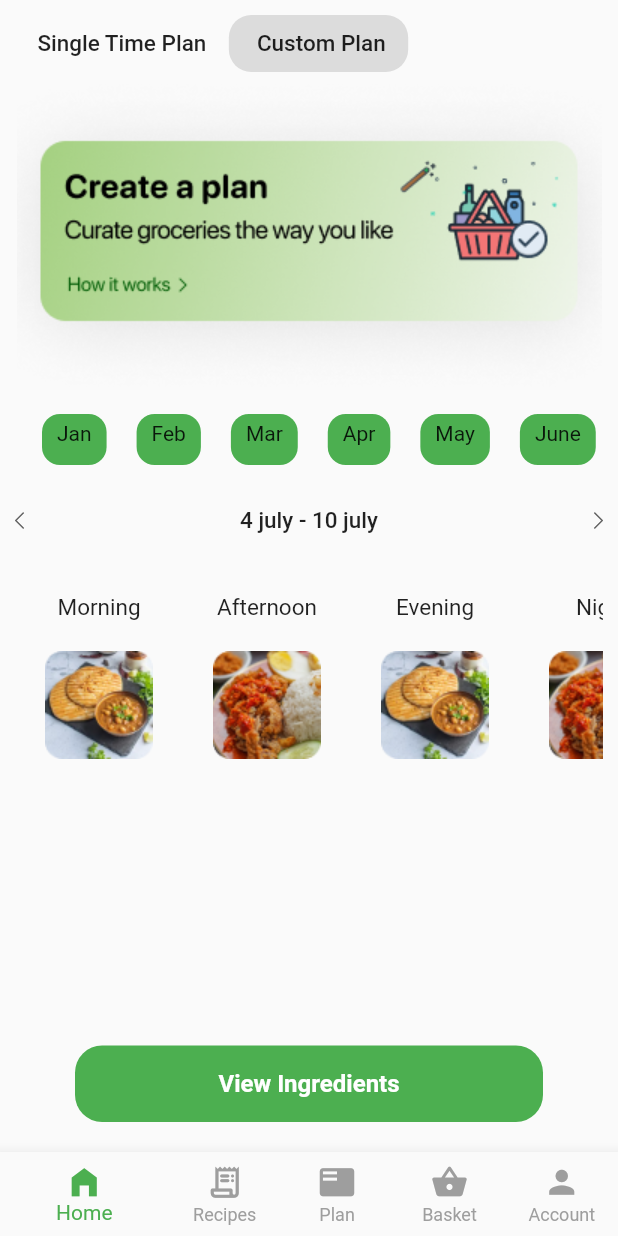
After one commit to Dharmeshkatariya/figmadesign, a Flutter app: the screen it shows after launch, after a tap on "Screen 8", on a phone screen of 412 x 824 dp. The commit adds this screen. Run offline on Flutter 3.47's test engine with Material 2 defaults, Android fonts, the phone set to English and light mode, and no system bars; our stand-ins replace carousel_slider, flutter_svg.

Commit message:
screen 8 design completed

```diff
--- a/lib/common.dart
+++ b/lib/common.dart
@@ -1,6 +1,7 @@
 import 'package:figmadesign/model/artdata.dart';
 import 'package:figmadesign/model/cardata.dart';
 import 'package:figmadesign/model/contactdata.dart';
+import 'package:figmadesign/model/monthdata.dart';
 import 'package:figmadesign/model/reviewdata.dart';
 import 'package:figmadesign/model/userdata.dart';
 import 'package:figmadesign/model/vegatable.dart';
@@ -215,4 +216,38 @@ class Common {
 
     return reviewList;
   }
+
+  List<Month> monthData(){
+    List<Month>  monthList = [];
+    var name = ["Jan","Feb","Mar","Apr","May","June","July","Aug","Sep","Oct","Nov","Dec"];
+    for(int i = 0 ;i<name.length;i++ ){
+      Month month = Month();
+      month.name = name[i];
+
+      monthList.add(month);
+    }
+    return monthList;
+  }
+
+  List<Month> weeklyData(){
+    List<Month> mList = [];
+    var tittle = ["monday 3, jan","tuesday 4,jan","wed 5 ,jan","Thursday 6 ,jan "];
+    var image = ["assets/screen8/icon/morning.png",
+      "assets/screen8/icon/af.png",
+      "assets/screen8/icon/morning.png",
+      "assets/screen8/icon/af.png",
+
+    ];
+    var day = ["Morning","Afternoon","Evening","Night"];
+
+    for(int i = 0 ; i<tittle.length;i++){
+      Month month = Month();
+      month.tittle = tittle[i];
+      month.day = day[i];
+      month.image = image[i];
+      mList.add(month);
+
+    }
+    return mList;
+  }
 }
--- a/lib/main.dart
+++ b/lib/main.dart
@@ -5,6 +5,7 @@ import 'package:figmadesign/screen4.dart';
 import 'package:figmadesign/screen5/screen5.dart';
 import 'package:figmadesign/screen6/screen6.dart';
 import 'package:figmadesign/screen7/reviewpage.dart';
+import 'package:figmadesign/screen8/screen8.dart';
 import 'package:flutter/material.dart';
 
 void main() {
@@ -95,7 +96,12 @@ class _MyHomePageState extends State<MyHomePage> {
                   MaterialPageRoute(builder: (context) => const ReviewPage()),
                 );
               }),
-              _customWidget(text: "Screen 8"),
+              _customWidget(text: "Screen 8",onTap: (){
+                Navigator.push(
+                  context,
+                  MaterialPageRoute(builder: (context) => const MultiPlane()),
+                );
+              }),
               _customWidget(text: "Screen 9"),
             ],
           ),
--- /dev/null
+++ b/lib/model/monthdata.dart
@@ -0,0 +1,8 @@
+class Month{
+  Month();
+  late String name;
+  late String tittle;
+  late String day;
+  late String image;
+
+}
--- /dev/null
+++ b/lib/screen8/screen8.dart
@@ -0,0 +1,184 @@
+import 'package:figmadesign/common.dart';
+import 'package:figmadesign/model/monthdata.dart';
+import 'package:flutter/material.dart';
+import 'package:flutter_svg/flutter_svg.dart';
+
+class MultiPlane extends StatefulWidget {
+  const MultiPlane({Key? key}) : super(key: key);
+
+  @override
+  State<MultiPlane> createState() => _MultiPlaneState();
+}
+
+class _MultiPlaneState extends State<MultiPlane> {
+  int selectedIndex = 0;
+
+  @override
+  void initState() {
+    // TODO: implement initState
+    mList = Common().monthData();
+    aList = Common().weeklyData();
+
+    super.initState();
+  }
+
+  List<Month> mList = [];
+  List<Month> aList = [];
+
+  @override
+  Widget build(BuildContext context) {
+    return Scaffold(
+      bottomNavigationBar: BottomNavigationBar(
+        showSelectedLabels: true,
+        selectedItemColor: Colors.green,
+        unselectedItemColor: Colors.grey,
+        currentIndex: selectedIndex,
+        //New
+        onTap: _onItemTapped,
+        iconSize: 25,
+        showUnselectedLabels: true,
+        items: const <BottomNavigationBarItem>[
+          BottomNavigationBarItem(
+            icon: Icon(Icons.home_filled),
+            label: 'Home',
+          ),
+          BottomNavigationBarItem(
+            icon: Icon(Icons.receipt_long_rounded),
+            label: 'Recipes',
+          ),
+          BottomNavigationBarItem(
+            icon: Icon(Icons.featured_play_list),
+            label: 'Plan',
+          ),
+          BottomNavigationBarItem(
+            icon: Icon(Icons.shopping_basket),
+            label: 'Basket',
+          ),
+          BottomNavigationBarItem(
+            icon: Icon(Icons.person),
+            label: 'Account',
+          ),
+        ],
+      ),
+      body: SafeArea(
+        child: Container(
+          padding: const EdgeInsets.symmetric(vertical: 10, horizontal: 10),
+          child: Column(
+            children: [
+              _planRow(),
+              Image.asset("assets/screen8/icon/plan.png"),
+              SizedBox(
+                height: 50,
+                child: ListView.builder(
+                    scrollDirection: Axis.horizontal,
+                    padding: const EdgeInsets.all(8),
+                    itemCount: mList.length,
+                    itemBuilder: (BuildContext context, int index) {
+                      return _monthList(index);
+                    }),
+              ),
+              const  SizedBox(height: 20,),
+              _dateRow(),
+             const  SizedBox(height: 20,),
+              Expanded(
+                child: ListView.builder(
+                    scrollDirection: Axis.horizontal,
+                    itemCount: aList.length,
+                    itemBuilder: (BuildContext context, int index) {
+                      return _listview(index);
+                    }),
+              ),
+              Common.customContainer(
+                color: Colors.green,
+                borderRadius: BorderRadius.circular(18),
+                padding:
+                    const EdgeInsets.symmetric(vertical: 16, horizontal: 10),
+                margin:
+                    const EdgeInsets.symmetric(vertical: 10, horizontal: 40),
+                child: Common.customText(
+                    text: "View Ingredients",
+                    fontWeight: FontWeight.w600,
+                    fontSize: 16,
+                    color: Colors.white),
+              ),
+            ],
+          ),
+        ),
+      ),
+    );
+  }
+  Widget _listview(int index) {
+    Month month = aList[index];
+    return Container(
+      padding: const EdgeInsets.symmetric(vertical: 10, horizontal: 10),
+      margin: const EdgeInsets.symmetric(vertical: 10, horizontal: 10),
+      child: Column(
+        children: [
+          Common.customText(
+              text: month.day, fontSize: 15, fontWeight: FontWeight.w400),
+         const  SizedBox(height: 20,),
+          Image.asset(month.image),
+        ],
+      ),
+    );
+  }
+
+  Widget _dateRow() {
+    return Row(
+      mainAxisAlignment: MainAxisAlignment.spaceBetween,
+      children: [
+        SvgPicture.asset("assets/screen8/icon/back.svg"),
+        Common.customText(
+            text: "4 july - 10 july",
+            fontWeight: FontWeight.w500,
+            fontSize: 15),
+        SvgPicture.asset("assets/screen8/icon/go.svg"),
+      ],
+    );
+  }
+
+  Widget _monthList(int index) {
+    Month month = mList[index];
+    return Container(
+      decoration: BoxDecoration(
+        color: Colors.green,
+        borderRadius: BorderRadius.circular(12),
+      ),
+      margin: const EdgeInsets.symmetric(horizontal: 10),
+      padding: const EdgeInsets.symmetric(vertical: 5, horizontal: 10),
+      child: Common.customText(text: month.name),
+    );
+  }
+
+  Widget _planRow() {
+    return Row(
+      children: [
+        Common.customContainer(
+          borderRadius: BorderRadius.circular(15),
+          padding: const EdgeInsets.symmetric(vertical: 10, horizontal: 15),
+          child: Common.customText(
+            text: "Single Time Plan",
+            fontSize: 15,
+            fontWeight: FontWeight.w500,
+          ),
+        ),
+        Common.customContainer(
+          color: Colors.black12,
+          borderRadius: BorderRadius.circular(15),
+          padding: const EdgeInsets.symmetric(vertical: 10, horizontal: 15),
+          child: Common.customText(
+            text: " Custom Plan",
+            fontSize: 15,
+            fontWeight: FontWeight.w500,
+          ),
+        ),
+      ],
+    );
+  }
+
+  _onItemTapped(int index) {
+    setState(() {
+      selectedIndex = index;
+    });
+  }
+}
--- a/pubspec.yaml
+++ b/pubspec.yaml
@@ -68,6 +68,7 @@ flutter:
     - assets/screen5/icon/
     - assets/screen6/icon/
     - assets/screen7/icon/
+    - assets/screen8/icon/
   #   - images/a_dot_ham.jpeg
 
   # An image asset can refer to one or more resolution-specific "variants", see
```
Also changed, not shown: assets/screen8/icon/af.png (added), assets/screen8/icon/back.svg (added), assets/screen8/icon/go.svg (added), assets/screen8/icon/home.svg (added), assets/screen8/icon/morning.png (added), assets/screen8/icon/plan.png (added), assets/screen8/icon/plus.png (added).
